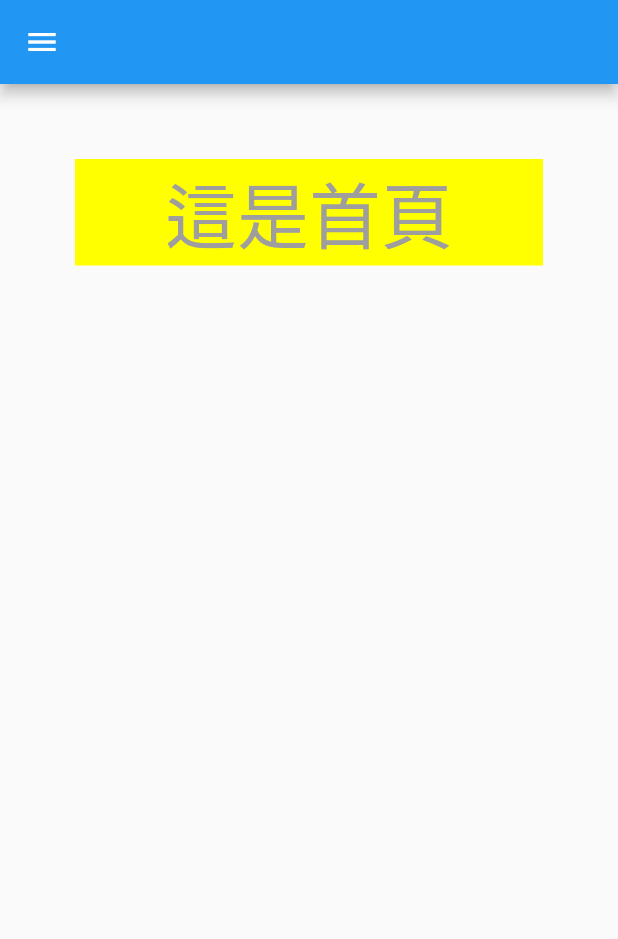
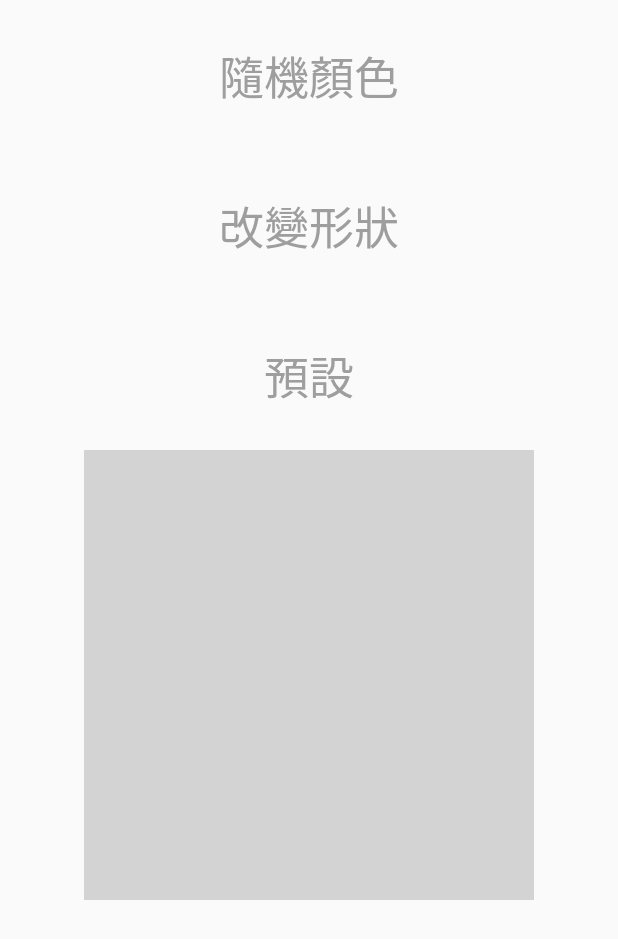
Before and after one commit to talo90015/Flutter-Test, a Flutter app: the screen it shows after launch, on a phone screen of 412 x 824 dp. Shown: the top 939 px of the screen. Run offline on Flutter 3.47's test engine with Material 2 defaults, Android fonts, the phone set to English and light mode, and no system bars; missing offline and left inert: dart:html.

Commit message:
Flutter leraning how to used StatefulWidget

```diff
--- a/lib/main.dart
+++ b/lib/main.dart
@@ -3,6 +3,8 @@ import 'package:demo/blog/account.dart';
 import 'package:demo/blog/hobby.dart';
 import 'package:demo/blog/home.dart';
 import 'package:demo/blog/introduction.dart';
+import 'package:demo/screen/color_exchange.dart';
+import 'package:demo/screen/colorful_screen.dart';
 import 'package:demo/screen/first_screen.dart';
 import 'package:demo/screen/home_screen.dart';
 import 'package:demo/screen/second_screen.dart';
@@ -17,12 +19,33 @@ class AppEntryPoint extends StatelessWidget{
         "/home":(BuildContext context) => Home(),
         "/account":(BuildContext context) => Account(),
         "/introduction":(BuildContext context) => Introduction(),
-        "/hobby":(BuildContext context) => Hobby()
+        "/hobby":(BuildContext context) => Hobby(),
+        "/color":(BuildContext content) => ColorfulScreen(),
+        "/exColor":(BuildContext content) => ColorExchange()
       },
-      initialRoute:"/home"
+      initialRoute:"/exColor"
     );
   }
 }
 void main(List<String> args) {
   runApp(AppEntryPoint());
 }
+
+//personal blug
+// class AppEntryPoint extends StatelessWidget{
+//   @override
+//   Widget build(BuildContext context){
+//     return MaterialApp(
+//       routes: {
+//         "/home":(BuildContext context) => Home(),
+//         "/account":(BuildContext context) => Account(),
+//         "/introduction":(BuildContext context) => Introduction(),
+//         "/hobby":(BuildContext context) => Hobby()
+//       },
+//       initialRoute:"/home"
+//     );
+//   }
+// }
+// void main(List<String> args) {
+//   runApp(AppEntryPoint());
+// }
--- /dev/null
+++ b/lib/screen/color_exchange.dart
@@ -0,0 +1,110 @@
+
+
+import 'dart:math';
+
+import 'package:flutter/cupertino.dart';
+import 'package:flutter/material.dart';
+
+class ColorExchange extends StatefulWidget{
+
+  int red = 200;
+  int bule = 200;
+  int green = 200;
+
+  double width = 300.0;
+  double height = 300.0;
+
+  //顏色狀態改變
+  bool isColor = true;
+  //按鈕狀態
+  bool randomColor = false;
+  bool roundButton = false;
+
+
+
+  //物件回傳改變顏色
+  @override
+  State createState(){
+    return _ColorExchange();
+  }
+}
+class _ColorExchange extends State<ColorExchange>{
+
+  @override
+  Widget build(BuildContext context){
+
+    Random random = Random();
+
+    Widget initColor;
+    if(this.widget.randomColor == true && this.widget.roundButton == false){
+      this.widget.red = random.nextInt(255);
+      this.widget.bule = random.nextInt(255);
+      this.widget.green = random.nextInt(255);
+      initColor = Container(
+        width: 300,
+        height: 300,
+        color: Color.fromARGB(255, this.widget.red, this.widget.bule, this.widget.green),
+      );
+    } else if(this.widget.randomColor == false && this.widget.roundButton == true) {
+      this.widget.width = random.nextInt(500).toDouble();
+      this.widget.height = random.nextInt(500).toDouble();
+      initColor = Container(
+        width: this.widget.width,
+        height: this.widget.height,
+        color: Color.fromARGB(255, this.widget.red, this.widget.bule, this.widget.green),
+      );
+    } else {
+      initColor = Container(
+        width: 300,
+        height: 300,
+        color: Color.fromARGB(200, 200, 200, 200),
+      );
+    }
+    return Scaffold(
+        body: Container(
+          alignment: Alignment.topCenter,
+          child: Column(
+            children: [
+              Container(
+                margin: EdgeInsets.all(20.0),
+                child: TextButton(
+                  child: Text("隨機顏色", style: TextStyle(fontSize: 30.0, color:Colors.grey)),
+                  onPressed: () {
+                    setState(() {
+                      this.widget.randomColor = true;
+                      this.widget.roundButton = false;
+                    });
+                  },
+                )
+              ),
+              Container(
+                margin: EdgeInsets.all(20.0),
+                child: TextButton(
+                  child: Text("改變形狀", style: TextStyle(fontSize: 30.0, color: Colors.grey)),
+                  onPressed: () {
+                    setState(() {
+                      this.widget.randomColor = false;
+                      this.widget.roundButton = true;
+                    });
+                  },
+                ),
+              ),
+              Container(
+                margin: EdgeInsets.all(20.0),
+                child: TextButton(
+                  child: Text("預設", style: TextStyle(fontSize: 30.0, color: Colors.grey)),
+                  onPressed: () {
+                    setState(() {
+                      this.widget.randomColor = false;
+                      this.widget.roundButton = false;
+                    });
+                  },
+                ),
+              ),
+              initColor
+            ],
+          ),
+        ),
+    );
+  }
+}
```
Also changed, not shown: lib/screen/colorful_screen.dart (added, +60 -0 lines).
